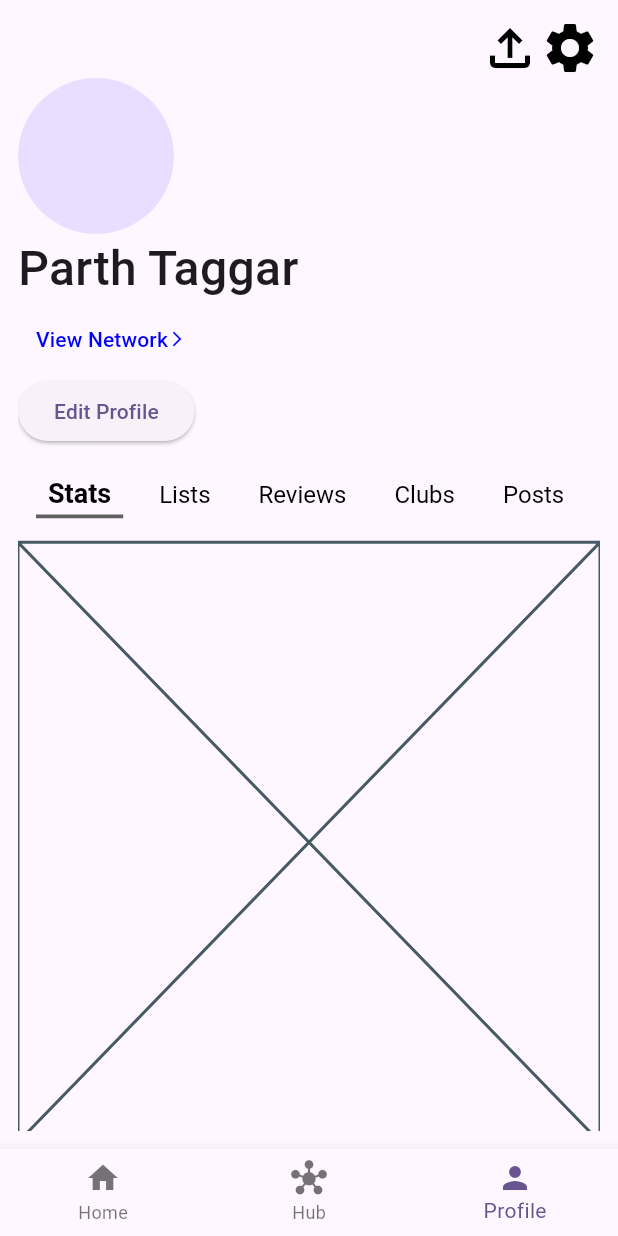
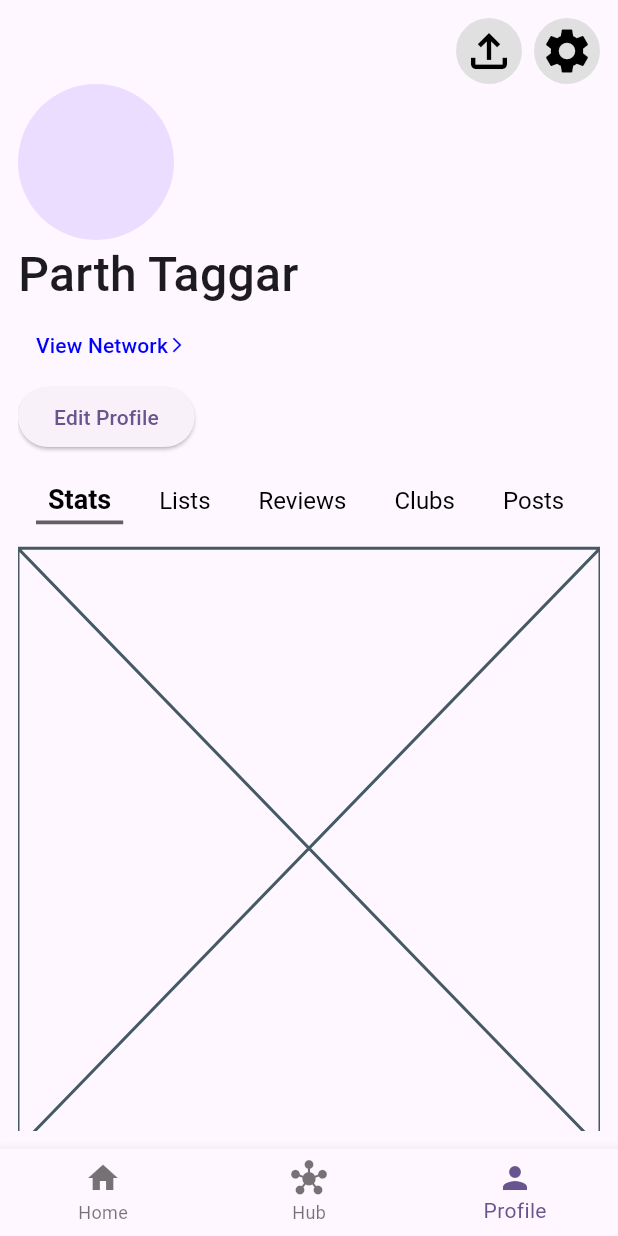
Before and after one commit to Parth-11/Athelia-App, a Flutter app: the screen it shows after launch, item 3 of the bottom bar chosen, on a phone screen of 412 x 824 dp. Run offline on Flutter 3.47's test engine with Material 3 defaults, Android fonts, the phone set to English and light mode, and no system bars.

Commit message:
Fixed the profile custom buttons

```diff
--- a/lib/main.dart
+++ b/lib/main.dart
@@ -15,7 +15,7 @@ class MyApp extends StatelessWidget {
       title: 'Flutter Demo',
       theme: ThemeData(
         colorScheme: ColorScheme.fromSeed(seedColor: Colors.deepPurple),
-        iconTheme: IconThemeData(size: 40),
+        iconTheme: IconThemeData(size: 36),
       ),
       home: Navbar(),
     );
--- a/lib/screens/profile/profile_page.dart
+++ b/lib/screens/profile/profile_page.dart
@@ -39,6 +39,7 @@ class _ProfilePageState extends State<ProfilePage> {
                 onClick: () {},
                 buttonIcon: Icons.file_upload_outlined,
               ),
+              SizedBox(width: 8),
               CustomButton(buttonIcon: Icons.settings, onClick: () {}),
             ],
           ),
--- a/lib/widgets/profile/custom_button.dart
+++ b/lib/widgets/profile/custom_button.dart
@@ -12,6 +12,17 @@ class CustomButton extends StatelessWidget {
 
   @override
   Widget build(BuildContext context) {
-    return GestureDetector(onTap: onClick, child: Icon(buttonIcon));
+    return Material(
+      color: Colors.grey.shade300,
+      borderRadius: BorderRadius.circular(40),
+      child: InkWell(
+        onTap: onClick,
+        borderRadius: BorderRadius.circular(64.0),
+        child: Padding(
+          padding: const EdgeInsets.all(4.0),
+          child: Icon(buttonIcon),
+        ),
+      ),
+    );
   }
 }
```
